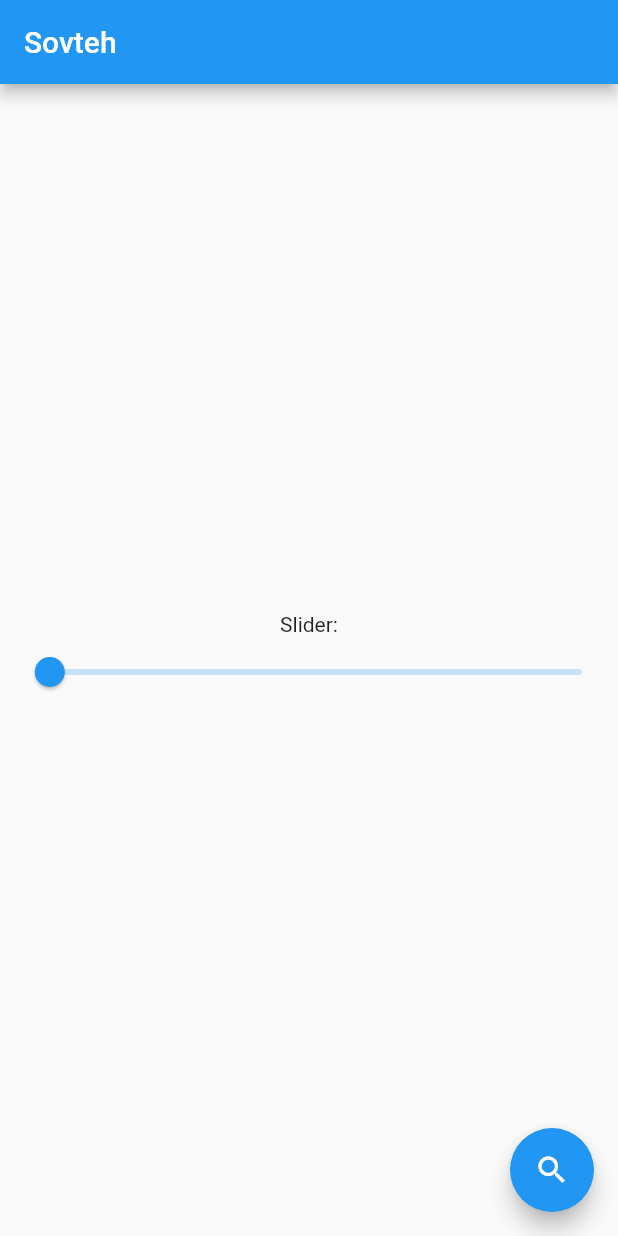
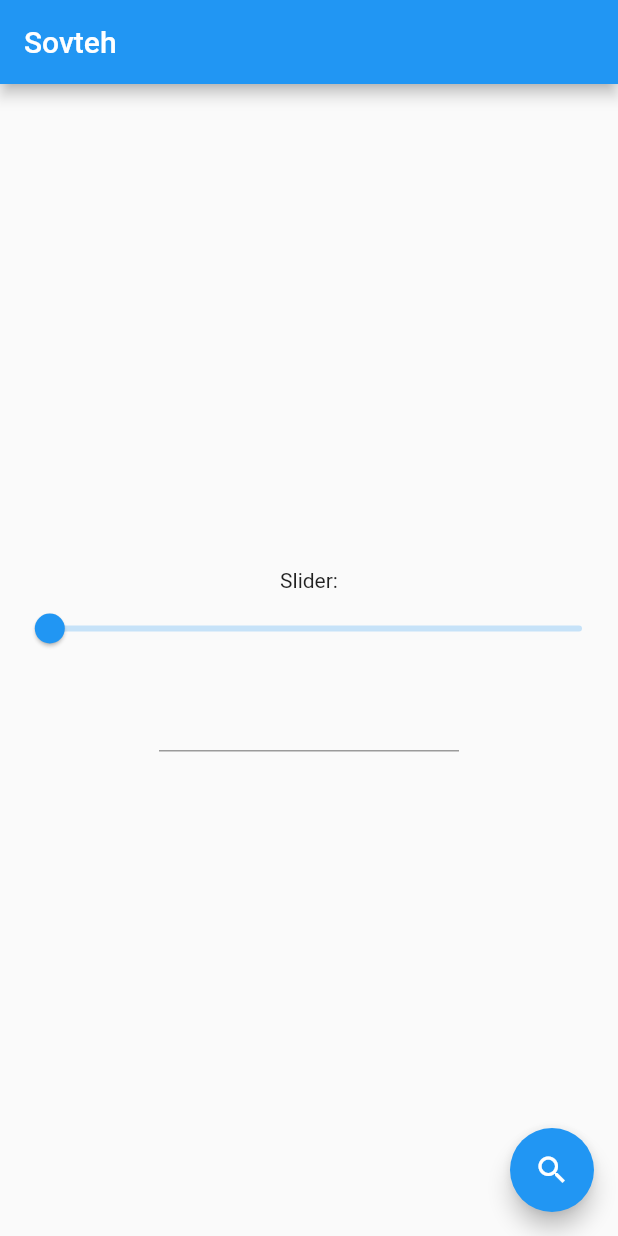
Before and after one commit to shifanyer/sovteh, a Flutter app: the screen it shows after launch, on a phone screen of 412 x 824 dp. Run offline on Flutter 3.47's test engine with Material 2 defaults, Android fonts, the phone set to English and light mode, and no system bars; missing offline and left inert: dart:ffi.

Commit message:
add url changer

```diff
--- a/lib/main.dart
+++ b/lib/main.dart
@@ -21,15 +21,20 @@ class MyApp extends StatelessWidget {
       theme: ThemeData(
         primarySwatch: Colors.blue,
       ),
-      home: const MyHomePage(title: 'Flutter Demo Home Page'),
+      home: MyHomePage(
+        title: 'Flutter Demo Home Page',
+        messageSender: MessageSender(),
+      ),
     );
   }
 }
 
 class MyHomePage extends StatefulWidget {
-  const MyHomePage({super.key, required this.title});
+  const MyHomePage(
+      {super.key, required this.title, required this.messageSender});
 
   final String title;
+  final MessageSender messageSender;
 
   @override
   State<MyHomePage> createState() => _MyHomePageState();
@@ -39,11 +44,13 @@ class _MyHomePageState extends State<MyHomePage> {
   double currentSliderValue = 2;
 
   StreamController<double> streamController = StreamController();
+  late TextEditingController _textController;
 
   @override
   void initState() {
+    _textController = TextEditingController();
     streamController.stream.listen((double data) {
-      MessageSender.sendDigitToServer(data);
+      widget.messageSender.sendDigitToServer(data);
     }, onDone: () {
       print("Task Done");
     }, onError: (error) {
@@ -75,12 +82,25 @@ class _MyHomePageState extends State<MyHomePage> {
                 });
               },
             ),
+            Container(
+              height: 10,
+            ),
+            Container(
+              alignment: Alignment.topCenter,
+              width: 200,
+              child: TextField(
+                controller: _textController,
+                onSubmitted: (String value) {
+                  widget.messageSender.updUrl(value);
+                },
+              ),
+            )
           ],
         ),
       ),
       floatingActionButton: FloatingActionButton(
         onPressed: () {
-          openRequestPage(currentSliderValue);
+          // openRequestPage(currentSliderValue);
         },
         child: const Icon(Icons.search),
       ),
@@ -90,6 +110,7 @@ class _MyHomePageState extends State<MyHomePage> {
   @override
   void dispose() {
     streamController.close(); //Streams must be closed when not needed
+    _textController.dispose();
     super.dispose();
   }
 
@@ -101,10 +122,10 @@ class _MyHomePageState extends State<MyHomePage> {
     Navigator.push(
         context,
         CupertinoPageRoute(
-            builder: (context) =>
-                RequestPage(
+            builder: (context) => RequestPage(
                   urlCode: currentSliderValue.round(),
                   urlStr: _getSiteName(currentSliderValue.round()),
+                  messageSender: widget.messageSender,
                 )));
   }
 
--- a/lib/message_sender.dart
+++ b/lib/message_sender.dart
@@ -3,10 +3,15 @@ import 'dart:ffi';
 import 'package:http/http.dart' as http;
 import 'package:sovteh/site_data.dart';
 
-String serverUrl = "192.168.0.103:5000";
+class MessageSender {
 
-class MessageSender {
-  static Future<SiteData> loadCode(String urlStr) async {
+  String serverUrl = "193.168.0.103:5000";
+
+  void updUrl(String newUrl) {
+    serverUrl = newUrl;
+  }
+
+  Future<SiteData> loadCode(String urlStr) async {
     var result = 404;
     try {
       var url = Uri.http(urlStr);
@@ -17,7 +22,7 @@ class MessageSender {
     return SiteData(urlStr, result);
   }
 
-  static Future sendDigitToServer(double digit) async {
+  Future sendDigitToServer(double digit) async {
     http
         .get(Uri.http(serverUrl, "/numbers/$digit"))
         .timeout(const Duration(milliseconds: 300));
```
Also changed, not shown: lib/request_page.dart (+7 -2 lines).
